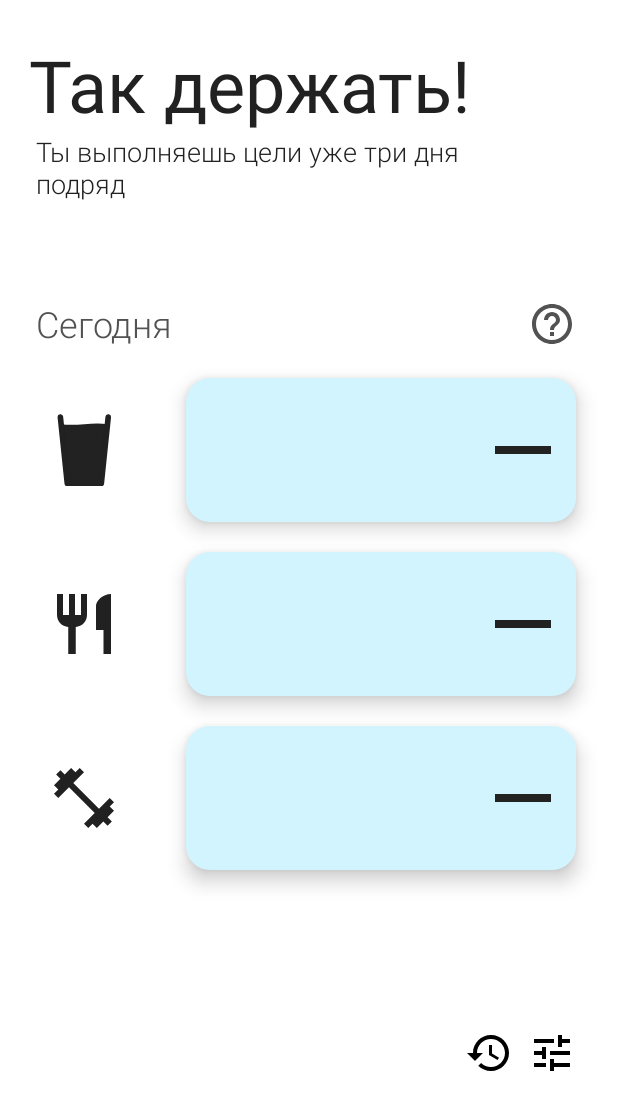
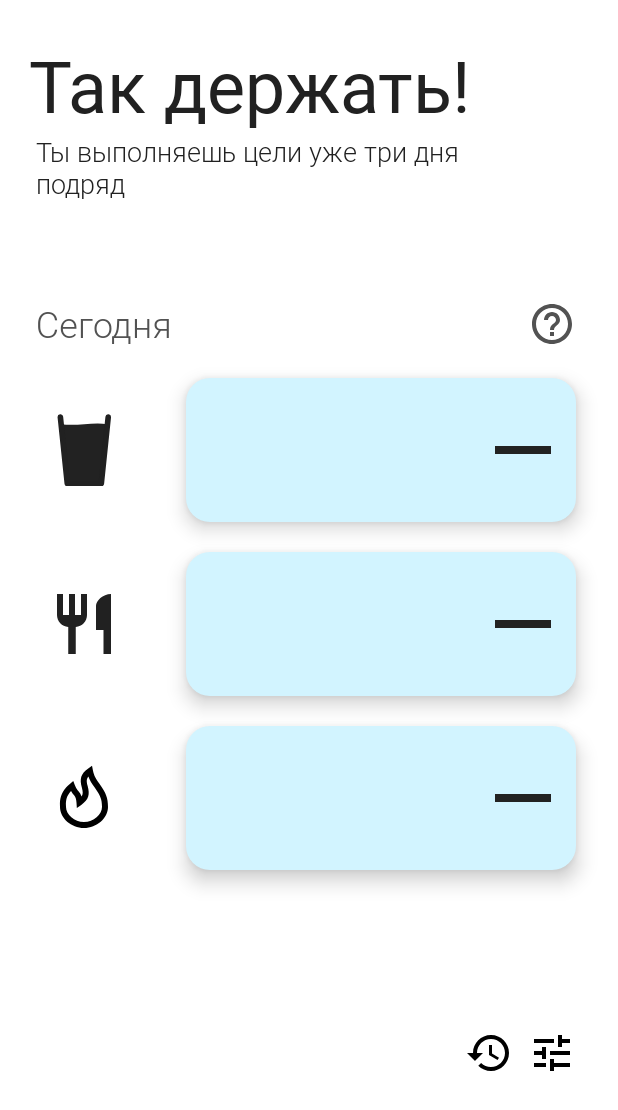
Before and after one commit to pwssv67/generic-health-app, an Android app: the screen it shows after launch (MainActivity), on a phone screen of 412 x 824 dp. Shown: the top 1110 px of the screen. Run offline under Robolectric (Android 15) with nearby library versions, the phone set to English and light mode, and no system bars; our stand-ins replace Room's generated code; 2 statements that could not run were skipped.

Commit message:
Redesign pt2. Main activity redesign completed

```diff
--- a/app/src/main/java/ru/pwssv67/healthcounter/MainActivity.kt
+++ b/app/src/main/java/ru/pwssv67/healthcounter/MainActivity.kt
@@ -6,6 +6,7 @@ import android.content.Intent
 import android.graphics.drawable.Drawable
 import androidx.appcompat.app.AppCompatActivity
 import android.os.Bundle
+import android.renderscript.Sampler
 import android.util.Log
 import android.view.View
 import android.view.animation.OvershootInterpolator
@@ -24,29 +25,30 @@ class MainActivity : AppCompatActivity(), AddDialog.AddDialogListener {
 
     private lateinit var viewModel: DayViewModel
     private lateinit var day : DayStats
-    lateinit var drinkCounterView: TextView
-    lateinit var eatCounterView: TextView
-    lateinit var trainingCounterView: TextView
-    lateinit var drinkAdd: ImageView
-    lateinit var eatAdd: ImageView
-    lateinit var trainingAdd: ImageView
-    lateinit var drinkMinus: ImageView
-    lateinit var eatMinus: ImageView
-    lateinit var trainingMinus: ImageView
-    lateinit var drinkBackground: View
-    lateinit var trainingBackground: View
-    lateinit var imageDrink: ImageView
-    lateinit var imageTraining: ImageView
-    lateinit var caloriesBackground: View
-    lateinit var eatImage: ImageView
-    lateinit var showHistory: ImageView
-    lateinit var settingsButton:ImageView
+    private lateinit var drinkCounterView: TextView
+    private lateinit var eatCounterView: TextView
+    private lateinit var trainingCounterView: TextView
+    private lateinit var drinkAdd: ImageView
+    private lateinit var eatAdd: ImageView
+    private lateinit var trainingAdd: ImageView
+    private lateinit var drinkMinus: ImageView
+    private lateinit var eatMinus: ImageView
+    private lateinit var trainingMinus: ImageView
+    private lateinit var drinkBackground: View
+    private lateinit var trainingBackground: View
+    private lateinit var imageDrink: ImageView
+    private lateinit var imageTraining: ImageView
+    private lateinit var caloriesBackground: View
+    private lateinit var eatImage: ImageView
+    private lateinit var showHistory: ImageView
+    private lateinit var settingsButton:ImageView
+    private lateinit var helpButton: ImageView
     var isGoalReachedDrink= false
     var isGoalReachedTraining = false
-    var goalCalories = 0
+    var isGoalReachedCalories = false
     lateinit var profile: Profile
-    val ANIMATION_LONG:Long = 1000
-    val ANIMATION_SHORT:Long = 375
+    private val ANIMATION_LONG:Long = 1000
+    private val ANIMATION_SHORT:Long = 375
 
 
     override fun onCreate(savedInstanceState: Bundle?) {
@@ -74,7 +76,7 @@ class MainActivity : AppCompatActivity(), AddDialog.AddDialogListener {
                 drinkCounterView.text = "${day.glasses}"
                 eatCounterView.text = "${day.calories}"
                 trainingCounterView.text = "${day.training}"
-                if (!isGoalReachedDrink && !isGoalReachedTraining && goalCalories == 0 ) updateUIColors()
+                if (!isGoalReachedDrink && !isGoalReachedTraining && !isGoalReachedCalories) updateUIColors()
             }
         })
         profile = viewModel.getProfile()
@@ -105,39 +107,21 @@ class MainActivity : AppCompatActivity(), AddDialog.AddDialogListener {
             isGoalReachedDrink = true
         }
 
-        if (day.calories < profile.eat_goal_second && goalCalories == 2 || day.calories< profile.eat_goal_first && goalCalories == 1) {
+        if (day.calories < profile.eat_goal_second && isGoalReachedCalories) {
             goalUnreachedCalories()
-        } else {
+            isGoalReachedCalories = false
+        }
+        if (day.calories>=profile.eat_goal_second && !isGoalReachedCalories) {
             goalReachedCalories()
-        }
-            /*
-            val buttonColorAnimation = ValueAnimator.ofObject(
-                ArgbEvaluator(),
-                getColor(R.color.secondaryText),
-                getColor(R.color.backgroundColor)
-            )
-            buttonColorAnimation.duration = 1500
-            buttonColorAnimation.addUpdateListener(ValueAnimator.AnimatorUpdateListener { animation: ValueAnimator? ->
-                eatAdd.drawable.setTint(animation?.animatedValue as Int)
-                eatMinus.drawable.setTint(animation.animatedValue as Int)
-            })
-            buttonColorAnimation.start()
+            isGoalReachedCalories = true
 
-             */
-
-        if (day.calories >= profile.eat_goal_first) {
-            if (day.calories >= profile.eat_goal_second) {
-                goalCalories = 3
-            } else {
-                goalCalories = 2
-            }
         }
 
         if (day.training<profile.training_goal && isGoalReachedTraining) {
             goalUnreachedTraining()
             isGoalReachedTraining = false
         }
-        if (day.training >= profile.training_goal) {
+        if (day.training >= profile.training_goal && !isGoalReachedTraining) {
             goalReachedTraining()
             isGoalReachedTraining = true
         }
@@ -161,6 +145,7 @@ class MainActivity : AppCompatActivity(), AddDialog.AddDialogListener {
         eatImage = iv_eat_image
         showHistory = iv_show_history
         settingsButton = iv_settings
+        helpButton = iv_help
 
 
 
@@ -216,11 +201,18 @@ class MainActivity : AppCompatActivity(), AddDialog.AddDialogListener {
             startActivity(intent)
         }
 
+        helpButton.setOnClickListener {
+            viewHelp()
+        }
+
+    }
+
+    private fun viewHelp() {
+        Snackbar.make(layout_main, "Скоро будет помощь, а пока ремонт", Snackbar.LENGTH_LONG).show()
     }
 
     private fun viewTraining() {
-        Snackbar.make(layout_main, "Скоро будет вкусно, а пока ремонт", Snackbar.LENGTH_LONG).show()
-        viewModel.getDayStatsData()
+        Snackbar.make(layout_main, "Скоро будет тренировка, а пока ремонт", Snackbar.LENGTH_LONG).show()
     }
 
     private fun viewEat() {
@@ -228,7 +220,7 @@ class MainActivity : AppCompatActivity(), AddDialog.AddDialogListener {
     }
 
     private fun viewDrinks() {
-        Snackbar.make(layout_main, "Скоро будет вкусно, а пока ремонт", Snackbar.LENGTH_LONG).show()
+        Snackbar.make(layout_main, "Скоро будут напитки, а пока ремонт", Snackbar.LENGTH_LONG).show()
     }
 
     private fun minusTraining() {
@@ -281,15 +273,9 @@ class MainActivity : AppCompatActivity(), AddDialog.AddDialogListener {
         if (isFood){
             if (isAdd) {
                 day.calories += counter
-                if (day.calories in (profile.eat_goal_first)..(profile.eat_goal_second) ||
-                    day.calories>=profile.eat_goal_second && day.calories-counter<=profile.eat_goal_second && isAdd ||
-                    day.calories < profile.eat_goal_first && !isAdd && day.calories + counter>profile.eat_goal_first ) {
-                    goalReached(Goal.CALORIES.goalType)
-                    goalCalories = when (day.calories) {
-                        in 0..profile.eat_goal_first -> 0
-                        in (profile.eat_goal_first)..(profile.eat_goal_second) -> 1
-                        else -> 2
-                    }
+                if (day.calories>=profile.eat_goal_second && !isGoalReachedCalories) {
+                    goalReachedCalories()
+                    isGoalReachedCalories = true
                 }
             }
             else {
@@ -300,20 +286,19 @@ class MainActivity : AppCompatActivity(), AddDialog.AddDialogListener {
                     day.calories = 0
                 }
 
-                if (day.calories < profile.eat_goal_second && goalCalories == 2 || day.calories< profile.eat_goal_first && goalCalories == 1) {
-                    Log.e("rgre", "cal")
+                if (day.calories < profile.eat_goal_second && isGoalReachedCalories) {
                     goalUnreachedCalories()
-                    goalCalories = when (day.calories) {
-                        in 0..profile.eat_goal_first -> 0
-                        in (profile.eat_goal_first)..(profile.eat_goal_second) -> 1
-                        else -> 2
-                    }
+                    isGoalReachedCalories = false
                 }
             }
             eatCounterView.text = "${day.calories}"
         } else {
             if (isAdd) {
                 day.training += counter
+                if (day.training >= profile.training_goal && !isGoalReachedTraining) {
+                    isGoalReachedTraining = true
+                    goalReached(Goal.TRAINING.goalType)
+                }
             }
             else {
                 if (day.training > counter) {
@@ -328,10 +313,6 @@ class MainActivity : AppCompatActivity(), AddDialog.AddDialogListener {
                 }
             }
             trainingCounterView.text = "${day.training}"
-            if (day.training >= profile.training_goal && isAdd) {
-                isGoalReachedTraining = true
-                goalReached(Goal.TRAINING.goalType)
-            }
         }
         viewModel.saveDayStatsData(day)
     }
@@ -346,7 +327,7 @@ class MainActivity : AppCompatActivity(), AddDialog.AddDialogListener {
     }
 
     private fun goalReachedGlasses() {
-        val colorFrom = getColor(R.color.backgroundColor)
+        val colorFrom = getColor(R.color.colorPrimary)
         val colorTo = getColor(R.color.colorPrimaryDark)
         val colorAnimation = ValueAnimator.ofObject(ArgbEvaluator(), colorFrom, colorTo)
         val background = drinkBackground.background as Drawable
@@ -364,7 +345,7 @@ class MainActivity : AppCompatActivity(), AddDialog.AddDialogListener {
         //    drinkMinus.imageAlpha = alphaAnimation.animatedValue as Int
         //})
 
-        val textColorFrom = getColor(R.color.secondaryText)
+        val textColorFrom = getColor(R.color.primaryText)
         val textColorTo = getColor(R.color.backgroundColor)
         val addImage = drinkAdd.drawable
         val minusImage = drinkMinus.drawable
@@ -406,24 +387,9 @@ class MainActivity : AppCompatActivity(), AddDialog.AddDialogListener {
     }
 
     private fun goalReachedCalories() {
-        var colorFrom: Int
-        var colorTo: Int
-        when (day.calories) {
-                in (profile.eat_goal_first)..(profile.eat_goal_second) -> {
-                    if (goalCalories == 1) return
-                    colorFrom = getColor(R.color.backgroundColor)
-                    colorTo = getColor(R.color.warningColor)
-                }
-                in 0..profile.eat_goal_first -> {
-                    return
-                }
-                else -> {
-                    if (goalCalories==2) return
-                    colorFrom = getColor(R.color.warningColor)
-                    colorTo = getColor(R.color.dangerColor)
+        val colorFrom = getColor(R.color.colorPrimary)
+        val colorTo = getColor(R.color.colorPrimaryDark)
 
-                }
-        }
         val colorAnimation = ValueAnimator.ofObject(ArgbEvaluator(), colorFrom, colorTo)
         val background = caloriesBackground.background as Drawable
         colorAnimation.duration = ANIMATION_LONG
@@ -432,7 +398,7 @@ class MainActivity : AppCompatActivity(), AddDialog.AddDialogListener {
             background.setTint(animation?.animatedValue as Int)
         })
 
-        val textColorFrom = getColor(R.color.secondaryText)
+        val textColorFrom = getColor(R.color.primaryText)
         val textColorTo = getColor(R.color.backgroundColor)
         val addImage = eatAdd.drawable
         val minusImage = eatMinus.drawable
@@ -440,7 +406,6 @@ class MainActivity : AppCompatActivity(), AddDialog.AddDialogListener {
         textColorAnimation.duration = ANIMATION_SHORT
         textColorAnimation.addUpdateListener(ValueAnimator.AnimatorUpdateListener { animation: ValueAnimator? ->
             eatCounterView.setTextColor(animation?.animatedValue as Int)
-            eatImage.drawable.setTint(animation.animatedValue as Int)
         })
 
         val buttonColorAnimation = ValueAnimator.ofObject(ArgbEvaluator(), textColorFrom, textColorTo)
@@ -456,8 +421,8 @@ class MainActivity : AppCompatActivity(), AddDialog.AddDialogListener {
     }
 
     private fun goalReachedTraining() {
-        val colorFrom = getColor(R.color.backgroundColor)
-        val colorTo = getColor(R.color.successColor)
+        val colorFrom = getColor(R.color.colorPrimary)
+        val colorTo = getColor(R.color.colorPrimaryDark)
         val colorAnimation = ValueAnimator.ofObject(ArgbEvaluator(), colorFrom, colorTo)
         val background = trainingBackground.background as Drawable
 
@@ -474,7 +439,7 @@ class MainActivity : AppCompatActivity(), AddDialog.AddDialogListener {
         //    trainingMinus.imageAlpha = alphaAnimation.animatedValue as Int
         //})
 
-        val textColorFrom = getColor(R.color.secondaryText)
+        val textColorFrom = getColor(R.color.primaryText)
         val textColorTo = getColor(R.color.backgroundColor)
         val textColorAnimation = ValueAnimator.ofObject(ArgbEvaluator(), textColorFrom, textColorTo)
         textColorAnimation.duration = ANIMATION_SHORT
@@ -503,9 +468,9 @@ class MainActivity : AppCompatActivity(), AddDialog.AddDialogListener {
             //}
         })
 
+        textColorAnimation.start()
         //alphaAnimation.start()
         colorAnimation.start()
-        textColorAnimation.start()
         scaleAnimation.start()
         rotateAnimation.start()
         //trainingAdd.isClickable = false
@@ -513,8 +478,8 @@ class MainActivity : AppCompatActivity(), AddDialog.AddDialogListener {
     }
 
     private fun goalUnreachedGlasses() {
-        val colorFrom = getColor(R.color.successColor)
-        val colorTo = getColor(R.color.backgroundColor)
+        val colorFrom = getColor(R.color.colorPrimaryDark)
+        val colorTo = getColor(R.color.colorPrimary)
         val colorAnimation = ValueAnimator.ofObject(ArgbEvaluator(), colorFrom, colorTo)
         val background = drinkBackground.background as Drawable
         colorAnimation.duration = ANIMATION_LONG
@@ -570,8 +535,8 @@ class MainActivity : AppCompatActivity(), AddDialog.AddDialogListener {
     }
 
     private fun goalUnreachedTraining() {
-        val colorFrom = getColor(R.color.successColor)
-        val colorTo = getColor(R.color.backgroundColor)
+        val colorFrom = getColor(R.color.colorPrimaryDark)
+        val colorTo = getColor(R.color.colorPrimary)
         val colorAnimation = ValueAnimator.ofObject(ArgbEvaluator(), colorFrom, colorTo)
         val background = trainingBackground.background as Drawable
 
@@ -581,7 +546,7 @@ class MainActivity : AppCompatActivity(), AddDialog.AddDialogListener {
         })
 
         val textColorFrom = getColor(R.color.backgroundColor)
-        val textColorTo = getColor(R.color.secondaryText)
+        val textColorTo = getColor(R.color.primaryText)
         val textColorAnimation = ValueAnimator.ofObject(ArgbEvaluator(), textColorFrom, textColorTo)
         textColorAnimation.duration = ANIMATION_SHORT
         textColorAnimation.addUpdateListener(ValueAnimator.AnimatorUpdateListener { animation: ValueAnimator? ->
@@ -590,7 +555,7 @@ class MainActivity : AppCompatActivity(), AddDialog.AddDialogListener {
             trainingCounterView.setTextColor(animation.animatedValue as Int)
         })
 
-        val addColorTo = getColor(R.color.colorAccent)
+        val addColorTo = getColor(R.color.colorPrimaryDark)
         val addColorAnimation = ValueAnimator.ofObject(ArgbEvaluator(), textColorFrom, addColorTo)
         addColorAnimation.duration = ANIMATION_SHORT
         addColorAnimation.addUpdateListener(ValueAnimator.AnimatorUpdateListener { animation: ValueAnimator? ->
@@ -623,23 +588,8 @@ class MainActivity : AppCompatActivity(), AddDialog.AddDialogListener {
     }
 
     private fun goalUnreachedCalories() {
-        var colorFrom: Int
-        var colorTo: Int
-        when (day.calories) {
-            in (profile.eat_goal_first)..(profile.eat_goal_second) -> {
-                if (goalCalories == 1) return
-                colorFrom = getColor(R.color.dangerColor)
-                colorTo = getColor(R.color.warningColor)
-            }
-            in 0..profile.eat_goal_first -> {
-                if (goalCalories == 0) return
-                colorFrom = getColor(R.color.warningColor)
-                colorTo = getColor(R.color.backgroundColor)
-            }
-            else -> {
-                return
-            }
-        }
+        val colorFrom = getColor(R.color.colorPrimaryDark)
+        val colorTo = getColor(R.color.colorPrimary)
 
         val colorAnimation = ValueAnimator.ofObject(ArgbEvaluator(), colorFrom, colorTo)
         val background = caloriesBackground.background as Drawable
@@ -648,11 +598,9 @@ class MainActivity : AppCompatActivity(), AddDialog.AddDialogListener {
             background.setTint(animation?.animatedValue as Int)
         })
 
-        val changeImageColor = day.calories in 0..profile.eat_goal_first && goalCalories == 1
-        if (changeImageColor) {
 
             val textColorFrom = getColor(R.color.backgroundColor)
-            val textColorTo = getColor(R.color.secondaryText)
+            val textColorTo = getColor(R.color.primaryText)
             val addImage = eatAdd.drawable
             val minusImage = eatMinus.drawable
             val textColorAnimation = ValueAnimator.ofObject(ArgbEvaluator(), textColorFrom, textColorTo)
@@ -660,7 +608,6 @@ class MainActivity : AppCompatActivity(), AddDialog.AddDialogListener {
 
             textColorAnimation.addUpdateListener(ValueAnimator.AnimatorUpdateListener { animation: ValueAnimator? ->
                 eatCounterView.setTextColor(animation?.animatedValue as Int)
-                eatImage.drawable.setTint(animation.animatedValue as Int)
             })
 
             val buttonColorAnimation =
@@ -671,7 +618,7 @@ class MainActivity : AppCompatActivity(), AddDialog.AddDialogListener {
                 minusImage.setTint(animation?.animatedValue as Int)
             })
 
-            val addColorTo = getColor(R.color.colorAccent)
+            val addColorTo = getColor(R.color.colorPrimaryDark)
             val addButtonColorAnimation =
                 ValueAnimator.ofObject(ArgbEvaluator(), textColorFrom, addColorTo)
             addButtonColorAnimation.duration = ANIMATION_SHORT
@@ -682,8 +629,6 @@ class MainActivity : AppCompatActivity(), AddDialog.AddDialogListener {
             textColorAnimation.start()
             buttonColorAnimation.start()
             addButtonColorAnimation.start()
-
-        }
         colorAnimation.start()
     }
 }
--- /dev/null
+++ b/app/src/main/res/drawable/ic_flame.xml
@@ -0,0 +1,10 @@
+<vector xmlns:android="http://schemas.android.com/apk/res/android"
+    android:width="48dp"
+    android:height="48dp"
+    android:viewportWidth="48"
+    android:viewportHeight="48">
+  <path
+      android:pathData="M22.3516,23.0604C23.4445,21.5265 23.3226,19.9111 22.5647,17.0052C21.066,11.2581 21.6628,8.1081 26.8295,4.3788L29.3512,2.5586L29.9612,5.6083C30.6094,8.8493 31.6739,10.8539 34.4072,14.7098C34.5158,14.8629 34.5158,14.8629 34.6248,15.0168C38.562,20.5713 40,23.9197 40,30.0005C40,37.3772 32.5427,44.0005 24,44.0005C15.4568,44.0005 8,37.3781 8,30.0005C8,29.8626 8.0002,29.8668 7.9768,29.2574C7.7961,24.5441 8.6676,20.8552 12.1942,16.8722C12.9392,16.0307 13.7862,15.2218 14.7393,14.4479L16.8433,12.7394L17.8553,15.2536C18.6032,17.1114 19.4794,18.5718 20.4692,19.6435C21.3076,20.5512 21.9295,21.6926 22.3516,23.0604ZM15.189,19.5238C12.4743,22.59 11.8288,25.3217 11.9739,29.1042C12.0009,29.8083 12,29.7835 12,30.0005C12,35.0563 17.5672,40.0005 24,40.0005C30.4323,40.0005 36,35.0555 36,30.0005C36,24.9169 34.8635,22.2706 31.3615,17.3299C31.253,17.1769 31.253,17.1769 31.1439,17.023C29.0171,14.0227 27.7494,11.9357 26.9107,9.6016C25.541,11.2429 25.6215,12.8753 26.4353,15.9958C27.934,21.7429 27.3372,24.8928 22.1706,28.6222L19.2246,30.7486L19.0037,27.1221C18.8626,24.805 18.3382,23.2316 17.5308,22.3575C16.7332,21.4939 16.013,20.4828 15.3671,19.3261C15.3069,19.3918 15.2475,19.4577 15.189,19.5238Z"
+      android:fillColor="#000000"
+      android:fillType="evenOdd"/>
+</vector>
--- a/app/src/main/res/layout/activity_main.xml
+++ b/app/src/main/res/layout/activity_main.xml
@@ -27,7 +27,7 @@
         android:layout_marginLeft="19dp"
         android:elevation="0dp"
         android:text="@string/hello_main"
-
+        android:fontFamily="@font/roboto_regular"
         android:textColor="@color/primaryText"
         android:textSize="@dimen/text_header_main"
         app:layout_constraintLeft_toLeftOf="parent"
@@ -41,7 +41,7 @@
         android:layout_height="wrap_content"
         android:paddingBottom="24dp"
         android:text="@string/whats_new"
-        android:fontFamily="sans-serif-light"
+        android:fontFamily="@font/roboto_light"
 
         android:textColor="@color/primaryText"
         android:elevation="0dp"
@@ -62,7 +62,7 @@
         app:layout_constraintBottom_toBottomOf="@id/v_header"
         android:layout_marginLeft="24dp"
         android:textColor="#525252"
-        android:fontFamily="sans-serif-light"
+        android:fontFamily="@font/roboto_light"
         android:text="Сегодня"
         android:textSize="24sp"
         />
@@ -143,7 +143,7 @@
         app:layout_constraintRight_toLeftOf="@id/v_drink_background"
         app:layout_constraintTop_toTopOf="@id/v_drink_background"
         android:textColor="@color/secondaryText"
-        android:fontFamily="sans-serif-light"
+        android:fontFamily="@font/roboto_light"
         tools:text="0" />
 
     <ImageView
@@ -190,7 +190,7 @@
         android:id="@+id/iv_eat_minus"
         android:layout_width="64dp"
         android:layout_height="64dp"
-        android:src="@drawable/ic_remove_drink_black_64dp"
+        android:src="@drawable/ic_remove_eat_black_64dp"
         android:elevation="@dimen/default_elevation"
         app:layout_constraintBottom_toBottomOf="@id/v_eat_background"
         app:layout_constraintLeft_toLeftOf="@id/v_eat_background"
@@ -211,14 +211,14 @@
         app:layout_constraintRight_toLeftOf="@id/v_eat_background"
         app:layout_constraintTop_toTopOf="@id/v_eat_background"
         android:textColor="@color/secondaryText"
-        android:fontFamily="sans-serif-light"
+        android:fontFamily="@font/roboto_light"
         tools:text="0" />
 
     <ImageView
         android:id="@+id/iv_eat_plus"
         android:layout_width="wrap_content"
         android:layout_height="wrap_content"
-        android:src="@drawable/ic_add_drink_black_64dp"
+        android:src="@drawable/ic_add_eat_black_64dp"
         android:elevation="@dimen/default_elevation"
         app:layout_constraintBottom_toBottomOf="@id/v_eat_background"
         app:layout_constraintRight_toRightOf="@id/v_eat_background"
@@ -230,7 +230,7 @@
         android:id="@+id/iv_training_image"
         android:layout_width="48dp"
         android:layout_height="48dp"
-        android:src="@drawable/ic_fitness_64dp"
+        android:src="@drawable/ic_flame"
         app:layout_constraintTop_toTopOf="@id/v_training_background"
         app:layout_constraintBottom_toBottomOf="@id/v_training_background"
         app:layout_constraintLeft_toLeftOf="parent"
@@ -259,7 +259,7 @@
         android:layout_width="64dp"
         android:layout_height="64dp"
         android:elevation="@dimen/default_elevation"
-        android:src="@drawable/ic_remove_drink_black_64dp"
+        android:src="@drawable/ic_remove_training_black_64dp"
         app:layout_constraintBottom_toBottomOf="@id/v_training_background"
         app:layout_constraintLeft_toLeftOf="@id/v_training_background"
         app:layout_constraintTop_toTopOf="@id/v_training_background"
@@ -286,7 +286,7 @@
         android:id="@+id/iv_training_plus"
         android:layout_width="wrap_content"
         android:layout_height="wrap_content"
-        android:src="@drawable/ic_add_drink_black_64dp"
+        android:src="@drawable/ic_add_training_black_64dp"
         android:elevation="@dimen/default_elevation"
         app:layout_constraintBottom_toBottomOf="@id/v_training_background"
         app:layout_constraintRight_toRightOf="@id/v_training_background"
```
Also changed, not shown: app/src/main/res/font/roboto_bold.ttf (added), app/src/main/res/font/roboto_light.ttf (added), app/src/main/res/font/roboto_medium.ttf (added), app/src/main/res/font/roboto_regular.ttf (added).
